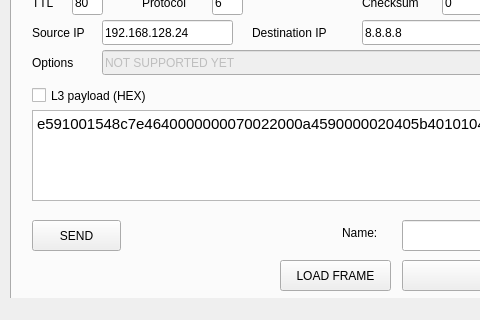
The window that src/mainwindow.ui (DPinato/Emulient) describes before a commit, drawn with Qt 5; both pictures show x 0 to 480 and y 412 to 732 of the 700 by 732 pixel window.
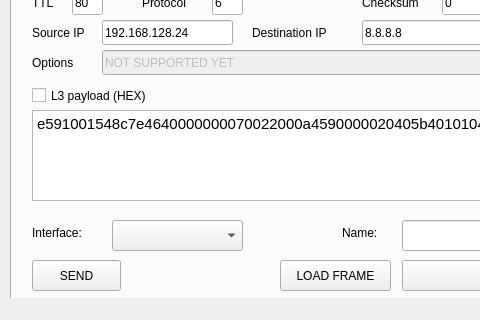
The same window after the commit.

Commit message: Can now select interface where to send frames to

Patch:
```diff
--- a/src/mainwindow.ui
+++ b/src/mainwindow.ui
@@ -34,7 +34,7 @@
       <property name="geometry">
        <rect>
         <x>20</x>
-        <y>560</y>
+        <y>600</y>
         <width>89</width>
         <height>31</height>
        </rect>
@@ -896,6 +896,53 @@
        <set>Qt::AlignLeading|Qt::AlignLeft|Qt::AlignVCenter</set>
       </property>
      </widget>
+     <widget class="QLabel" name="label_26">
+      <property name="geometry">
+       <rect>
+        <x>20</x>
+        <y>560</y>
+        <width>71</width>
+        <height>25</height>
+       </rect>
+      </property>
+      <property name="text">
+       <string>Interface:</string>
+      </property>
+      <property name="alignment">
+       <set>Qt::AlignLeading|Qt::AlignLeft|Qt::AlignVCenter</set>
+      </property>
+     </widget>
+     <widget class="QComboBox" name="ifacesComboBox">
+      <property name="geometry">
+       <rect>
+        <x>100</x>
+        <y>560</y>
+        <width>131</width>
+        <height>31</height>
+       </rect>
+      </property>
+     </widget>
+     <widget class="QLabel" name="framesSentLabel">
+      <property name="geometry">
+       <rect>
+        <x>120</x>
+        <y>600</y>
+        <width>81</width>
+        <height>31</height>
+       </rect>
+      </property>
+      <property name="font">
+       <font>
+        <pointsize>14</pointsize>
+       </font>
+      </property>
+      <property name="text">
+       <string>&lt;sent #&gt;</string>
+      </property>
+      <property name="alignment">
+       <set>Qt::AlignCenter</set>
+      </property>
+     </widget>
     </widget>
     <widget class="QWidget" name="tab2">
      <attribute name="title">
```
Left out of the diff: 18 changed lines with no effect on the pictures. The commit also changes 13 other files.
